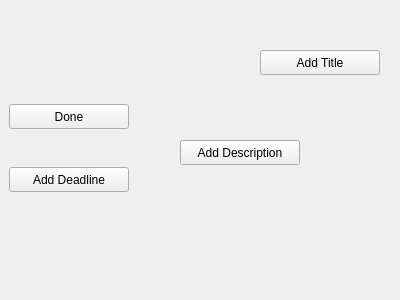
The window that project/ui/ui_files/ui_add_task.ui (python-discord/code-jam-4) describes before a commit, drawn with Qt 5.
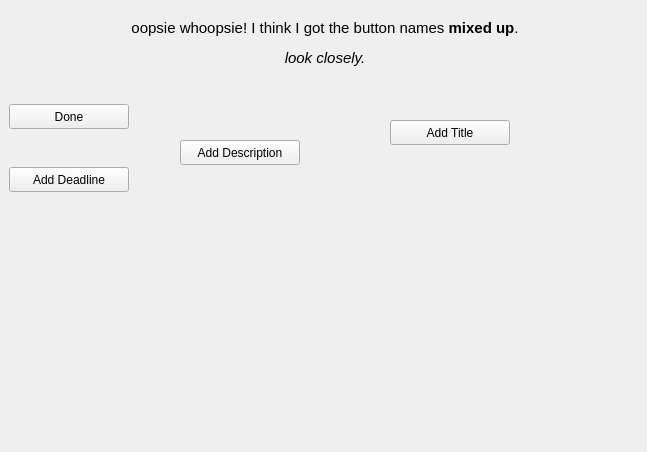
The same window after the commit.

Commit message: Added label to the Add Task Window. Adjusted valid y values for random button positions.

Patch:
```diff
--- a/project/ui/ui_files/ui_add_task.ui
+++ b/project/ui/ui_files/ui_add_task.ui
@@ -6,8 +6,8 @@
    <rect>
     <x>0</x>
     <y>0</y>
-    <width>400</width>
-    <height>300</height>
+    <width>647</width>
+    <height>452</height>
    </rect>
   </property>
   <property name="windowTitle">
@@ -38,8 +38,8 @@
   <widget class="QPushButton" name="form_desc_button">
    <property name="geometry">
     <rect>
-     <x>260</x>
-     <y>50</y>
+     <x>390</x>
+     <y>120</y>
      <width>120</width>
      <height>25</height>
     </rect>
@@ -101,6 +101,39 @@
     <string>Add Deadline</string>
    </property>
   </widget>
+  <widget class="QLabel" name="label">
+   <property name="geometry">
+    <rect>
+     <x>0</x>
+     <y>0</y>
+     <width>650</width>
+     <height>70</height>
+    </rect>
+   </property>
+   <property name="sizePolicy">
+    <sizepolicy hsizetype="Preferred" vsizetype="Preferred">
+     <horstretch>0</horstretch>
+     <verstretch>0</verstretch>
+    </sizepolicy>
+   </property>
+   <property name="font">
+    <font>
+     <pointsize>11</pointsize>
+    </font>
+   </property>
+   <property name="lineWidth">
+    <number>1</number>
+   </property>
+   <property name="text">
+    <string>&lt;html&gt;&lt;head/&gt;&lt;body&gt;&lt;p align=&quot;center&quot;&gt;&lt;br/&gt;oopsie whoopsie! I think I got the button names &lt;span style=&quot; font-weight:600;&quot;&gt;mixed up&lt;/span&gt;.&lt;/p&gt;&lt;p align=&quot;center&quot;&gt;&lt;span style=&quot; font-style:italic;&quot;&gt;look closely.&lt;/span&gt;&lt;/p&gt;&lt;/body&gt;&lt;/html&gt;</string>
+   </property>
+   <property name="alignment">
+    <set>Qt::AlignCenter</set>
+   </property>
+   <property name="wordWrap">
+    <bool>false</bool>
+   </property>
+  </widget>
  </widget>
  <resources/>
  <connections/>
```
The commit also changes 2 other files.
